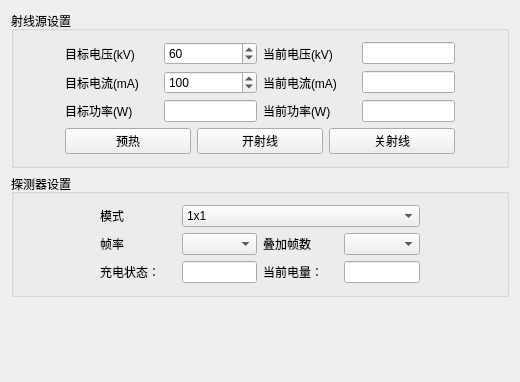
wangyunfu1996/RayimDR, file RayimDR/UI/CommonConfigUI.ui: the form before one commit.
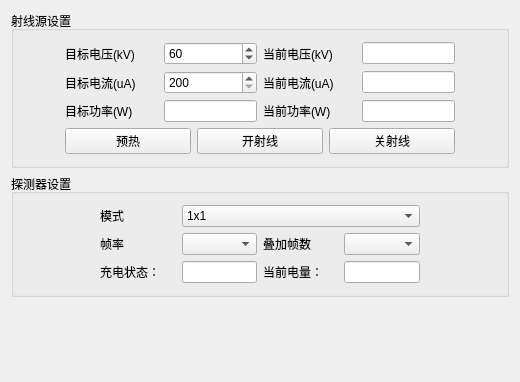
The form after the commit. Custom widgets are drawn as their Qt base class.

```diff
--- a/RayimDR/UI/CommonConfigUI.ui
+++ b/RayimDR/UI/CommonConfigUI.ui
@@ -55,7 +55,7 @@
       <item row="1" column="3">
        <widget class="ElaText" name="label_4">
         <property name="text">
-         <string>当前电流(mA)</string>
+         <string>当前电流(uA)</string>
         </property>
        </widget>
       </item>
@@ -82,12 +82,18 @@
       </item>
       <item row="1" column="2">
        <widget class="ElaSpinBox" name="spinBox_targetCurrent">
+        <property name="minimum">
+         <number>200</number>
+        </property>
         <property name="maximum">
          <number>1000</number>
         </property>
-        <property name="value">
+        <property name="singleStep">
          <number>100</number>
         </property>
+        <property name="value">
+         <number>200</number>
+        </property>
        </widget>
       </item>
       <item row="2" column="2">
@@ -103,7 +109,7 @@
       <item row="1" column="1">
        <widget class="ElaText" name="label_2">
         <property name="text">
-         <string>目标电流(mA)</string>
+         <string>目标电流(uA)</string>
         </property>
        </widget>
       </item>
```
Left out of the diff: 5 changed lines with no effect on the pictures.
